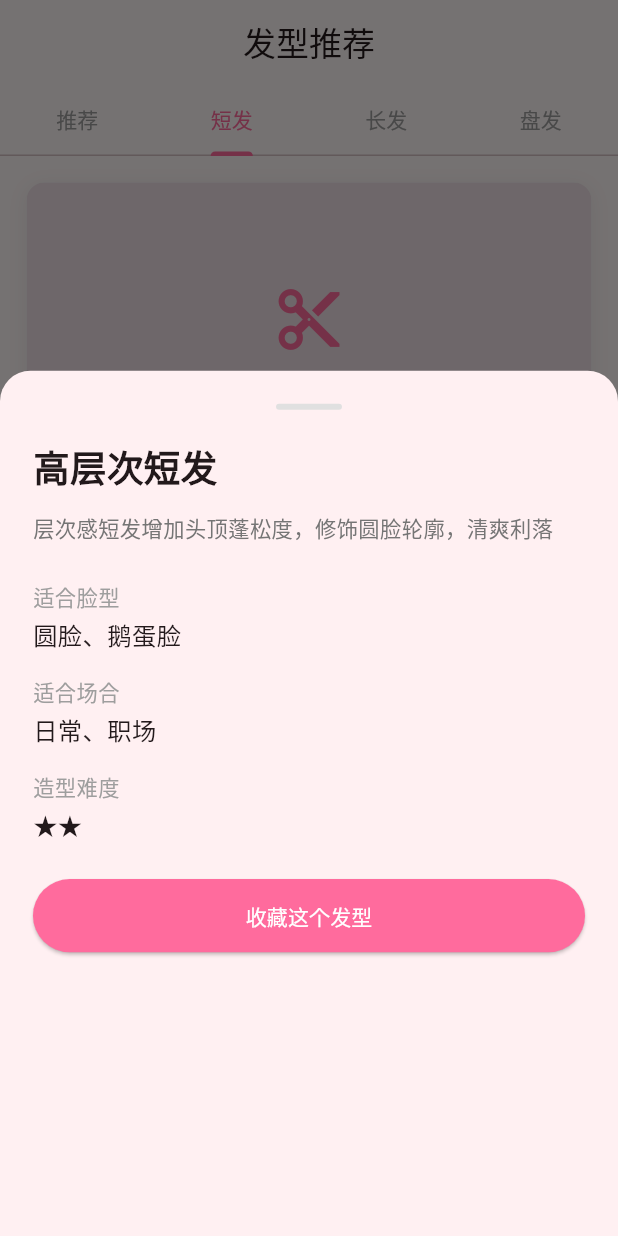
After one commit to Junior-Mandy888/beauty-advisor, a Flutter app: the HairstyleScreen screen opened by its route, tab 2 chosen, after a tap on "查看详情", on a phone screen of 412 x 824 dp. The commit adds this screen. Run offline on Flutter 3.47's test engine with Material 3 defaults, Android fonts, the phone set to English and light mode, and no system bars; drawn by our look-alikes of cached_network_image; our stand-ins replace dio, flutter_screenutil, go_router, image_picker, shared_preferences, supabase_flutter; accounts and stored records are empty; network calls fail.

Commit message:
Add hairstyle recommendation feature based on face shape

```diff
--- /dev/null
+++ b/lib/models/hairstyle.dart
@@ -0,0 +1,95 @@
+import 'package:flutter/foundation.dart';
+
+/// 发型类型
+enum HairstyleType {
+  short,      // 短发
+  medium,     // 中发
+  long,       // 长发
+  updo,       // 盘发
+  ponytail,   // 马尾
+  braid,      // 编发
+  curly,      // 卷发
+  straight,   // 直发
+  bob,        // 波波头
+  bangs,      // 刘海
+}
+
+/// 发型模型
+class Hairstyle {
+  final String id;
+  final String name;
+  final String description;
+  final String imageUrl;
+  final HairstyleType type;
+  final List<String> suitableFaceShapes; // 适合的脸型
+  final List<String> suitableOccasions;   // 适合的场合
+  final int difficulty; // 难度 1-5
+  final int popularity; // 热度
+  final String? tutorialUrl; // 教程链接
+
+  const Hairstyle({
+    required this.id,
+    required this.name,
+    required this.description,
+    required this.imageUrl,
+    required this.type,
+    required this.suitableFaceShapes,
+    this.suitableOccasions = const [],
+    this.difficulty = 2,
+    this.popularity = 0,
+    this.tutorialUrl,
+  });
+
+  bool isSuitableFor(String faceShape) {
+    return suitableFaceShapes.contains(faceShape) ||
+           suitableFaceShapes.contains('all');
+  }
+
+  String get typeName {
+    switch (type) {
+      case HairstyleType.short: return '短发';
+      case HairstyleType.medium: return '中发';
+      case HairstyleType.long: return '长发';
+      case HairstyleType.updo: return '盘发';
+      case HairstyleType.ponytail: return '马尾';
+      case HairstyleType.braid: return '编发';
+      case HairstyleType.curly: return '卷发';
+      case HairstyleType.straight: return '直发';
+      case HairstyleType.bob: return '波波头';
+      case HairstyleType.bangs: return '刘海';
+    }
+  }
+
+  factory Hairstyle.fromJson(Map<String, dynamic> json) {
+    return Hairstyle(
+      id: json['id'] as String,
+      name: json['name'] as String,
+      description: json['description'] as String,
+      imageUrl: json['image_url'] as String,
+      type: HairstyleType.values.firstWhere(
+        (t) => t.name == json['type'],
+        orElse: () => HairstyleType.long,
+      ),
+      suitableFaceShapes: List<String>.from(json['suitable_face_shapes'] ?? []),
+      suitableOccasions: List<String>.from(json['suitable_occasions'] ?? []),
+      difficulty: json['difficulty'] as int? ?? 2,
+      popularity: json['popularity'] as int? ?? 0,
+      tutorialUrl: json['tutorial_url'] as String?,
+    );
+  }
+
+  Map<String, dynamic> toJson() {
+    return {
+      'id': id,
+      'name': name,
+      'description': description,
+      'image_url': imageUrl,
+      'type': type.name,
+      'suitable_face_shapes': suitableFaceShapes,
+      'suitable_occasions': suitableOccasions,
+      'difficulty': difficulty,
+      'popularity': popularity,
+      'tutorial_url': tutorialUrl,
+    };
+  }
+}
--- a/lib/router.dart
+++ b/lib/router.dart
@@ -7,6 +7,7 @@ import 'package:beauty_advisor/screens/face_analysis/face_analysis_screen.dart';
 import 'package:beauty_advisor/screens/wardrobe/wardrobe_screen.dart';
 import 'package:beauty_advisor/screens/onboarding/onboarding_screen.dart';
 import 'package:beauty_advisor/screens/membership/membership_screen.dart';
+import 'package:beauty_advisor/screens/hairstyle/hairstyle_screen.dart';
 
 final appRouter = GoRouter(
   initialLocation: '/splash',
@@ -37,6 +38,11 @@ final appRouter = GoRouter(
       builder: (context, state) => const MembershipScreen(),
     ),
     GoRoute(
+      path: '/hairstyle',
+      name: 'hairstyle',
+      builder: (context, state) => const HairstyleScreen(),
+    ),
+    GoRoute(
       path: '/recommendation',
       name: 'recommendation',
       builder: (context, state) => const RecommendationScreen(),
--- /dev/null
+++ b/lib/screens/hairstyle/hairstyle_screen.dart
@@ -0,0 +1,386 @@
+import 'package:flutter/material.dart';
+import 'package:flutter_screenutil/flutter_screenutil.dart';
+import 'package:provider/provider.dart';
+import 'package:cached_network_image/cached_network_image.dart';
+import 'package:beauty_advisor/models/hairstyle.dart';
+import 'package:beauty_advisor/services/hairstyle_service.dart';
+import 'package:beauty_advisor/providers/user_provider.dart';
+import 'package:beauty_advisor/widgets/loading_animation.dart';
+
+/// 发型推荐页面
+class HairstyleScreen extends StatefulWidget {
+  const HairstyleScreen({super.key});
+
+  @override
+  State<HairstyleScreen> createState() => _HairstyleScreenState();
+}
+
+class _HairstyleScreenState extends State<HairstyleScreen> with SingleTickerProviderStateMixin {
+  late TabController _tabController;
+  List<Hairstyle> _recommendedHairstyles = [];
+  List<Hairstyle> _allHairstyles = [];
+  bool _isLoading = true;
+  String? _userFaceShape;
+
+  @override
+  void initState() {
+    super.initState();
+    _tabController = TabController(length: 4, vsync: this);
+    _loadData();
+  }
+
+  @override
+  void dispose() {
+    _tabController.dispose();
+    super.dispose();
+  }
+
+  Future<void> _loadData() async {
+    final userProvider = context.read<UserProvider>();
+    _userFaceShape = userProvider.faceShape;
+
+    setState(() => _isLoading = true);
+
+    try {
+      // 获取所有发型
+      _allHairstyles = await HairstyleService().getPopularHairstyles();
+
+      // 获取推荐发型
+      if (_userFaceShape != null) {
+        _recommendedHairstyles = await HairstyleService().getRecommendedHairstyles(_userFaceShape!);
+      }
+    } catch (e) {
+      debugPrint('加载发型失败: $e');
+    }
+
+    setState(() => _isLoading = false);
+  }
+
+  @override
+  Widget build(BuildContext context) {
+    return Scaffold(
+      appBar: AppBar(
+        title: const Text('发型推荐'),
+        bottom: TabBar(
+          controller: _tabController,
+          labelColor: const Color(0xFFFF6B9D),
+          unselectedLabelColor: Colors.grey,
+          indicatorColor: const Color(0xFFFF6B9D),
+          tabs: const [
+            Tab(text: '推荐'),
+            Tab(text: '短发'),
+            Tab(text: '长发'),
+            Tab(text: '盘发'),
+          ],
+        ),
+      ),
+      body: _isLoading
+          ? const Center(child: BrandLoadingIndicator(size: 32))
+          : TabBarView(
+              controller: _tabController,
+              children: [
+                _buildRecommendedTab(),
+                _buildTypeTab(HairstyleType.short),
+                _buildTypeTab(HairstyleType.long),
+                _buildTypeTab(HairstyleType.updo),
+              ],
+            ),
+    );
+  }
+
+  Widget _buildRecommendedTab() {
+    if (_userFaceShape == null) {
+      return _buildNoFaceDataState();
+    }
+
+    if (_recommendedHairstyles.isEmpty) {
+      return Center(
+        child: Text('暂无适合您脸型的发型推荐', style: TextStyle(fontSize: 14.sp, color: Colors.grey[500])),
+      );
+    }
+
+    return ListView.builder(
+      padding: EdgeInsets.all(16.w),
+      itemCount: _recommendedHairstyles.length + 1,
+      itemBuilder: (context, index) {
+        if (index == 0) {
+          return _buildFaceShapeInfo();
+        }
+        return _buildHairstyleCard(_recommendedHairstyles[index - 1]);
+      },
+    );
+  }
+
+  Widget _buildFaceShapeInfo() {
+    return Container(
+      margin: EdgeInsets.only(bottom: 16.h),
+      padding: EdgeInsets.all(16.w),
+      decoration: BoxDecoration(
+        gradient: LinearGradient(
+          colors: [const Color(0xFFFF6B9D).withOpacity(0.1), const Color(0xFFFFB6C1).withOpacity(0.1)],
+        ),
+        borderRadius: BorderRadius.circular(12.r),
+      ),
+      child: Row(
+        children: [
+          Container(
+            width: 48.w,
+            height: 48.w,
+            decoration: BoxDecoration(
+              color: const Color(0xFFFF6B9D).withOpacity(0.2),
+              shape: BoxShape.circle,
+            ),
+            child: const Icon(Icons.face, color: Color(0xFFFF6B9D)),
+          ),
+          SizedBox(width: 12.w),
+          Expanded(
+            child: Column(
+              crossAxisAlignment: CrossAxisAlignment.start,
+              children: [
+                Text('您的脸型: $_userFaceShape', style: TextStyle(fontSize: 16.sp, fontWeight: FontWeight.bold)),
+                SizedBox(height: 4.h),
+                Text('为您推荐最适合的发型', style: TextStyle(fontSize: 12.sp, color: Colors.grey[600])),
+              ],
+            ),
+          ),
+        ],
+      ),
+    );
+  }
+
+  Widget _buildTypeTab(HairstyleType type) {
+    final filtered = _allHairstyles.where((h) => h.type == type).toList();
+
+    if (filtered.isEmpty) {
+      return Center(
+        child: Text('暂无该类型发型', style: TextStyle(fontSize: 14.sp, color: Colors.grey[500])),
+      );
+    }
+
+    return ListView.builder(
+      padding: EdgeInsets.all(16.w),
+      itemCount: filtered.length,
+      itemBuilder: (context, index) => _buildHairstyleCard(filtered[index]),
+    );
+  }
+
+  Widget _buildHairstyleCard(Hairstyle hairstyle) {
+    return Container(
+      margin: EdgeInsets.only(bottom: 16.h),
+      decoration: BoxDecoration(
+        color: Colors.white,
+        borderRadius: BorderRadius.circular(12.r),
+        boxShadow: [
+          BoxShadow(
+            color: Colors.black.withOpacity(0.05),
+            blurRadius: 10,
+            offset: const Offset(0, 2),
+          ),
+        ],
+      ),
+      child: Column(
+        crossAxisAlignment: CrossAxisAlignment.start,
+        children: [
+          // 图片
+          ClipRRect(
+            borderRadius: BorderRadius.vertical(top: Radius.circular(12.r)),
+            child: Container(
+              height: 180.h,
+              width: double.infinity,
+              color: Colors.grey[200],
+              child: hairstyle.imageUrl.startsWith('http')
+                  ? CachedNetworkImage(
+                      imageUrl: hairstyle.imageUrl,
+                      fit: BoxFit.cover,
+                      placeholder: (_, __) => const Center(child: CircularProgressIndicator(strokeWidth: 2)),
+                      errorWidget: (_, __, ___) => _buildPlaceholderImage(hairstyle),
+                    )
+                  : _buildPlaceholderImage(hairstyle),
+            ),
+          ),
+          // 信息
+          Padding(
+            padding: EdgeInsets.all(16.w),
+            child: Column(
+              crossAxisAlignment: CrossAxisAlignment.start,
+              children: [
+                Row(
+                  children: [
+                    Container(
+                      padding: EdgeInsets.symmetric(horizontal: 8.w, vertical: 4.h),
+                      decoration: BoxDecoration(
+                        color: const Color(0xFFFF6B9D).withOpacity(0.1),
+                        borderRadius: BorderRadius.circular(4.r),
+                      ),
+                      child: Text(hairstyle.typeName, style: TextStyle(fontSize: 12.sp, color: const Color(0xFFFF6B9D))),
+                    ),
+                    SizedBox(width: 8.w),
+                    ...hairstyle.suitableFaceShapes.take(3).map((face) => Container(
+                      margin: EdgeInsets.only(right: 4.w),
+                      padding: EdgeInsets.symmetric(horizontal: 6.w, vertical: 2.h),
+                      decoration: BoxDecoration(
+                        color: Colors.grey[100],
+                        borderRadius: BorderRadius.circular(4.r),
+                      ),
+                      child: Text(face, style: TextStyle(fontSize: 10.sp, color: Colors.grey[600])),
+                    )),
+                  ],
+                ),
+                SizedBox(height: 12.h),
+                Text(hairstyle.name, style: TextStyle(fontSize: 18.sp, fontWeight: FontWeight.bold)),
+                SizedBox(height: 8.h),
+                Text(
+                  hairstyle.description,
+                  style: TextStyle(fontSize: 14.sp, color: Colors.grey[600], height: 1.5),
+                  maxLines: 3,
+                  overflow: TextOverflow.ellipsis,
+                ),
+                SizedBox(height: 12.h),
+                Row(
+                  children: [
+                    _buildInfoItem(Icons.auto_awesome, '难度', '${hairstyle.difficulty}/5'),
+                    SizedBox(width: 24.w),
+                    _buildInfoItem(Icons.favorite, '热度', '${hairstyle.popularity}'),
+                    const Spacer(),
+                    OutlinedButton(
+                      onPressed: () => _showHairstyleDetail(hairstyle),
+                      style: OutlinedButton.styleFrom(
+                        foregroundColor: const Color(0xFFFF6B9D),
+                        side: const BorderSide(color: Color(0xFFFF6B9D)),
+                        shape: RoundedRectangleBorder(borderRadius: BorderRadius.circular(20.r)),
+                      ),
+                      child: const Text('查看详情'),
+                    ),
+                  ],
+                ),
+              ],
+            ),
+          ),
+        ],
+      ),
+    );
+  }
+
+  Widget _buildPlaceholderImage(Hairstyle hairstyle) {
+    return Container(
+      color: const Color(0xFFFF6B9D).withOpacity(0.1),
+      child: Center(
+        child: Icon(Icons.content_cut, size: 48.sp, color: const Color(0xFFFF6B9D)),
+      ),
+    );
+  }
+
+  Widget _buildInfoItem(IconData icon, String label, String value) {
+    return Row(
+      children: [
+        Icon(icon, size: 16.sp, color: Colors.grey[500]),
+        SizedBox(width: 4.w),
+        Text('$label: $value', style: TextStyle(fontSize: 12.sp, color: Colors.grey[600])),
+      ],
+    );
+  }
+
+  Widget _buildNoFaceDataState() {
+    return Center(
+      child: Padding(
+        padding: EdgeInsets.all(32.w),
+        child: Column(
+          mainAxisAlignment: MainAxisAlignment.center,
+          children: [
+            Icon(Icons.face_retouching_natural, size: 64.sp, color: Colors.grey[300]),
+            SizedBox(height: 16.h),
+            Text('还没有进行脸型分析', style: TextStyle(fontSize: 16.sp, color: Colors.grey[500])),
+            SizedBox(height: 8.h),
+            Text('分析脸型后可获得专属发型推荐', style: TextStyle(fontSize: 14.sp, color: Colors.grey[400])),
+            SizedBox(height: 24.h),
+            ElevatedButton(
+              onPressed: () => Navigator.pushNamed(context, '/face-analysis'),
+              style: ElevatedButton.styleFrom(
+                backgroundColor: const Color(0xFFFF6B9D),
+                foregroundColor: Colors.white,
+                shape: RoundedRectangleBorder(borderRadius: BorderRadius.circular(24.r)),
+              ),
+              child: const Text('去分析脸型'),
+            ),
+          ],
+        ),
+      ),
+    );
+  }
+
+  void _showHairstyleDetail(Hairstyle hairstyle) {
+    showModalBottomSheet(
+      context: context,
+      isScrollControlled: true,
+      shape: RoundedRectangleBorder(borderRadius: BorderRadius.vertical(top: Radius.circular(20.r))),
+      builder: (context) => DraggableScrollableSheet(
+        initialChildSize: 0.7,
+        maxChildSize: 0.95,
+        expand: false,
+        builder: (context, scrollController) => _buildDetailSheet(hairstyle, scrollController),
+      ),
+    );
+  }
+
+  Widget _buildDetailSheet(Hairstyle hairstyle, ScrollController scrollController) {
+    return SingleChildScrollView(
+      controller: scrollController,
+      child: Padding(
+        padding: EdgeInsets.all(20.w),
+        child: Column(
+          crossAxisAlignment: CrossAxisAlignment.start,
+          children: [
+            Center(
+              child: Container(
+                width: 40.w,
+                height: 4.h,
+                decoration: BoxDecoration(
+                  color: Colors.grey[300],
+                  borderRadius: BorderRadius.circular(2.r),
+                ),
+              ),
+            ),
+            SizedBox(height: 20.h),
+            Text(hairstyle.name, style: TextStyle(fontSize: 24.sp, fontWeight: FontWeight.bold)),
+            SizedBox(height: 12.h),
+            Text(hairstyle.description, style: TextStyle(fontSize: 14.sp, color: Colors.grey[600], height: 1.6)),
+            SizedBox(height: 24.h),
+            _buildDetailSection('适合脸型', hairstyle.suitableFaceShapes.join('、')),
+            SizedBox(height: 16.h),
+            _buildDetailSection('适合场合', hairstyle.suitableOccasions.join('、')),
+            SizedBox(height: 16.h),
+            _buildDetailSection('造型难度', '★★★★★'.substring(0, hairstyle.difficulty)),
+            SizedBox(height: 24.h),
+            SizedBox(
+              width: double.infinity,
+              height: 48.h,
+              child: ElevatedButton(
+                onPressed: () {
+                  // TODO: 收藏或查看教程
+                },
+                style: ElevatedButton.styleFrom(
+                  backgroundColor: const Color(0xFFFF6B9D),
+                  foregroundColor: Colors.white,
+                  shape: RoundedRectangleBorder(borderRadius: BorderRadius.circular(24.r)),
+                ),
+                child: const Text('收藏这个发型'),
+              ),
+            ),
+            SizedBox(height: 20.h),
+          ],
+        ),
+      ),
+    );
+  }
+
+  Widget _buildDetailSection(String title, String content) {
+    return Column(
+      crossAxisAlignment: CrossAxisAlignment.start,
+      children: [
+        Text(title, style: TextStyle(fontSize: 14.sp, color: Colors.grey[500])),
+        SizedBox(height: 4.h),
+        Text(content, style: TextStyle(fontSize: 16.sp)),
+      ],
+    );
+  }
+}
--- /dev/null
+++ b/lib/services/hairstyle_service.dart
@@ -0,0 +1,184 @@
+import 'package:flutter/foundation.dart';
+import 'package:beauty_advisor/models/hairstyle.dart';
+
+/// 发型推荐服务
+class HairstyleService {
+  static final HairstyleService _instance = HairstyleService._internal();
+  factory HairstyleService() => _instance;
+  HairstyleService._internal();
+
+  /// 根据脸型获取推荐发型
+  Future<List<Hairstyle>> getRecommendedHairstyles(String faceShape) async {
+    // 模拟API请求
+    await Future.delayed(const Duration(milliseconds: 500));
+
+    final allHairstyles = _getMockHairstyles();
+    return allHairstyles
+        .where((h) => h.isSuitableFor(faceShape))
+        .toList()
+      ..sort((a, b) => b.popularity.compareTo(a.popularity));
+  }
+
+  /// 获取热门发型
+  Future<List<Hairstyle>> getPopularHairstyles({int limit = 10}) async {
+    await Future.delayed(const Duration(milliseconds: 300));
+
+    final allHairstyles = _getMockHairstyles();
+    return allHairstyles
+      ..sort((a, b) => b.popularity.compareTo(a.popularity));
+  }
+
+  /// 按类型获取发型
+  Future<List<Hairstyle>> getHairstylesByType(HairstyleType type) async {
+    await Future.delayed(const Duration(milliseconds: 300));
+
+    return _getMockHairstyles().where((h) => h.type == type).toList();
+  }
+
+  /// 模拟发型数据
+  List<Hairstyle> _getMockHairstyles() {
+    return [
+      // 圆脸适合的发型
+      Hairstyle(
+        id: 'h001',
+        name: '侧分长卷发',
+        description: '侧分设计拉长脸型，大波浪卷发增加蓬松感，显脸小又显气质',
+        imageUrl: 'https://example.com/hairstyle1.jpg',
+        type: HairstyleType.long,
+        suitableFaceShapes: ['圆脸', '方脸', '鹅蛋脸'],
+        suitableOccasions: ['日常', '约会', '职场'],
+        difficulty: 3,
+        popularity: 980,
+      ),
+      Hairstyle(
+        id: 'h002',
+        name: '高层次短发',
+        description: '层次感短发增加头顶蓬松度，修饰圆脸轮廓，清爽利落',
+        imageUrl: 'https://example.com/hairstyle2.jpg',
+        type: HairstyleType.short,
+        suitableFaceShapes: ['圆脸', '鹅蛋脸'],
+        suitableOccasions: ['日常', '职场'],
+        difficulty: 2,
+        popularity: 856,
+      ),
+      Hairstyle(
+        id: 'h003',
+        name: '中分微卷发',
+        description: '中分修饰脸型，微卷发尾增加灵动感，自然不做作',
+        imageUrl: 'https://example.com/hairstyle3.jpg',
+        type: HairstyleType.medium,
+        suitableFaceShapes: ['圆脸', '方脸', '长脸', '鹅蛋脸', '瓜子脸', '心形脸'],
+        suitableOccasions: ['日常', '约会', '职场'],
+        difficulty: 2,
+        popularity: 1200,
+      ),
+
+      // 方脸适合的发型
+      Hairstyle(
+        id: 'h004',
+        name: '温柔波浪卷',
+        description: '波浪卷发柔化方脸轮廓，增加女性魅力',
+        imageUrl: 'https://example.com/hairstyle4.jpg',
+        type: HairstyleType.curly,
+        suitableFaceShapes: ['方脸', '圆脸'],
+        suitableOccasions: ['约会', '派对'],
+        difficulty: 4,
+        popularity: 723,
+      ),
+      Hairstyle(
+        id: 'h005',
+        name: '法式刘海长发',
+        description: '法式刘海修饰额头，长发遮盖下颌角，优雅浪漫',
+        imageUrl: 'https://example.com/hairstyle5.jpg',
+        type: HairstyleType.bangs,
+        suitableFaceShapes: ['方脸', '长脸', '鹅蛋脸'],
+        suitableOccasions: ['日常', '约会'],
+        difficulty: 2,
+        popularity: 945,
+      ),
+
+      // 长脸适合的发型
+      Hairstyle(
+        id: 'h006',
+        name: '空气刘海长发',
+        description: '空气刘海缩短脸型长度，长发增加横向视觉',
+        imageUrl: 'https://example.com/hairstyle6.jpg',
+        type: HairstyleType.bangs,
+        suitableFaceShapes: ['长脸', '鹅蛋脸', '瓜子脸'],
+        suitableOccasions: ['日常', '约会', '职场'],
+        difficulty: 2,
+        popularity: 1100,
+      ),
+      Hairstyle(
+        id: 'h007',
+        name: '波波头',
+        description: '短发波波头增加横向线条，平衡长脸比例',
+        imageUrl: 'https://example.com/hairstyle7.jpg',
+        type: HairstyleType.bob,
+        suitableFaceShapes: ['长脸', '鹅蛋脸', '瓜子脸'],
+        suitableOccasions: ['日常', '职场'],
+        difficulty: 1,
+        popularity: 678,
+      ),
+
+      // 瓜子脸/心形脸适合的发型
+      Hairstyle(
+        id: 'h008',
+        name: '中分直发',
+        description: '中分直发展现精致五官，简约大气',
+        imageUrl: 'https://example.com/hairstyle8.jpg',
+        type: HairstyleType.straight,
+        suitableFaceShapes: ['瓜子脸', '心形脸', '鹅蛋脸'],
+        suitableOccasions: ['日常', '职场', '正式场合'],
+        difficulty: 1,
+        popularity: 890,
+      ),
+      Hairstyle(
+        id: 'h009',
+        name: '优雅低马尾',
+        description: '低马尾展现颈部线条，干练优雅',
+        imageUrl: 'https://example.com/hairstyle9.jpg',
+        type: HairstyleType.ponytail,
+        suitableFaceShapes: ['瓜子脸', '心形脸', '鹅蛋脸', '方脸'],
+        suitableOccasions: ['职场', '正式场合'],
+        difficulty: 1,
+        popularity: 567,
+      ),
+      Hairstyle(
+        id: 'h010',
+        name: '浪漫编发',
+        description: '精致编发增加甜美感，适合各种场合',
+        imageUrl: 'https://example.com/hairstyle10.jpg',
+        type: HairstyleType.braid,
+        suitableFaceShapes: ['鹅蛋脸', '瓜子脸', '心形脸'],
+        suitableOccasions: ['约会', '派对', '婚礼'],
+        difficulty: 4,
+        popularity: 432,
+      ),
+
+      // 通用发型
+      Hairstyle(
+        id: 'h011',
+        name: '丸子头',
+        description: '经典丸子头，清爽减龄，百搭发型',
+        imageUrl: 'https://example.com/hairstyle11.jpg',
+        type: HairstyleType.updo,
+        suitableFaceShapes: ['圆脸', '方脸', '长脸', '鹅蛋脸', '瓜子脸', '心形脸'],
+        suitableOccasions: ['日常', '约会', '运动'],
+        difficulty: 2,
+        popularity: 1350,
+      ),
+      Hairstyle(
+        id: 'h012',
+        name: '慵懒卷发',
+        description: '自然慵懒卷发，随性又有型，适合各种脸型',
+        imageUrl: 'https://example.com/hairstyle12.jpg',
+        type: HairstyleType.curly,
+        suitableFaceShapes: ['圆脸', '方脸', '长脸', '鹅蛋脸', '瓜子脸', '心形脸'],
+        suitableOccasions: ['日常', '约会'],
+        difficulty: 3,
+        popularity: 1450,
+      ),
+    ];
+  }
+}
```
